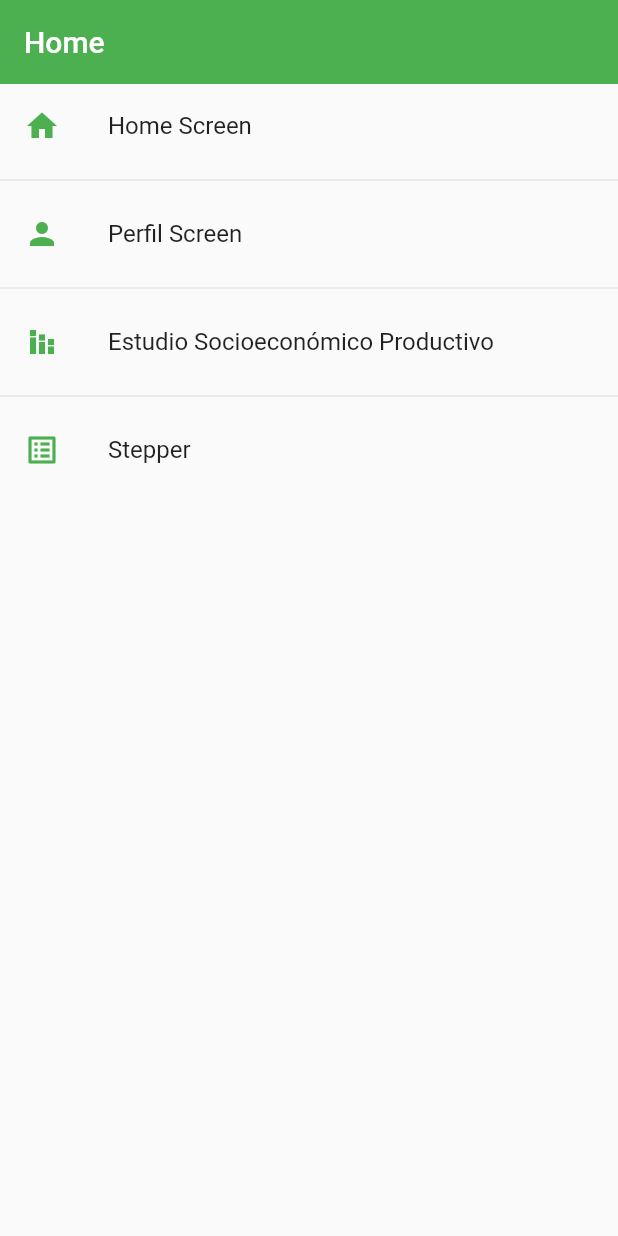
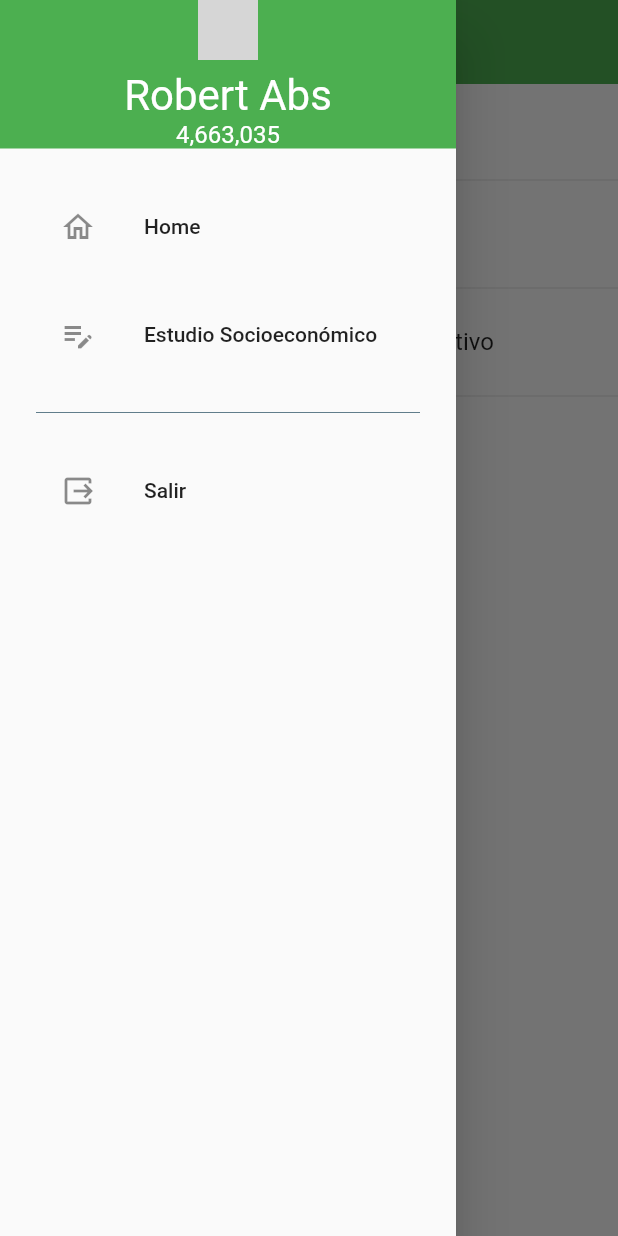
Before and after one commit to AstroLyricX/encuesta-01, a Flutter app: the screen it shows after launch, with the side drawer open (before the commit the screen has no drawer), on a phone screen of 412 x 824 dp. Run offline on Flutter 3.47's test engine with Material 2 defaults, Android fonts, the phone set to English and light mode, and no system bars; our stand-ins replace bloc, equatable, flutter_bloc, geolocator, google_maps_flutter, image_picker and 1 more; missing offline and left inert: clipboard; network calls fail; grey boxes are pictures that could not be loaded.

Commit message:
HomeScreen: Add Menu-Navigation - NavigationDrawer

```diff
--- a/lib/screens/home_screen.dart
+++ b/lib/screens/home_screen.dart
@@ -2,6 +2,8 @@ import 'package:flutter/material.dart';
 
 import 'package:encuesta_app/router/app_routes.dart';
 import 'package:encuesta_app/theme/app_theme.dart';
+import 'package:encuesta_app/screens/screens.dart';
+
 
 class HomeScreen extends StatelessWidget {
   const HomeScreen({Key? key}) : super(key: key);
@@ -9,11 +11,13 @@ class HomeScreen extends StatelessWidget {
   @override
   Widget build(BuildContext context) {
     final menuOptions = AppRoutes.menuOptions;
-
     return Scaffold(
       appBar: AppBar(
         title: const Text('Home'),
       ),
+      //? Start Menu-Navigation
+      drawer:  const NavigationDrawer(),
+      //? End Menu-Navigation
       body: ListView.separated(
         itemBuilder: (context, index) => ListTile(
           leading: Icon(menuOptions[index].icon, color: AppTheme.secondary),
@@ -28,3 +32,78 @@ class HomeScreen extends StatelessWidget {
     );
   }
 }
+
+//? Start Widget - NavigationDrawer
+
+class NavigationDrawer extends StatelessWidget {
+  const NavigationDrawer({Key? key}) : super(key: key);
+
+  @override
+  Widget build(BuildContext context) =>  Drawer(
+    child: SingleChildScrollView(
+      child: Column(
+        crossAxisAlignment: CrossAxisAlignment.stretch,
+        children: [
+          buildHeader(context),
+          buildMenuItems(context),
+        ],
+      ),
+    ),
+  );
+}
+
+
+Widget buildHeader(BuildContext context) => Container(
+  color: Colors.green.shade500,
+  padding: EdgeInsets.only(
+    top: MediaQuery.of(context).padding.top,
+  ),
+  child: Column(
+    children: const [
+      CircleAvatar(
+        backgroundImage: NetworkImage('https://w7.pngwing.com/pngs/81/570/png-transparent-profile-logo-computer-icons-user-user-blue-heroes-logo-thumbnail.png'),
+      ),
+      SizedBox(height: 7),
+      Text('Robert Abs',
+      style: TextStyle(fontSize: 28, color: Colors.white),
+      ),
+      Text('4,663,035',
+      style: TextStyle(fontSize: 16, color: Colors.white),
+      ),
+    ],
+  ),
+);
+
+Widget buildMenuItems(BuildContext context) => Container(
+  padding: const EdgeInsets.all(24),
+  child:   Wrap(
+    runSpacing: 16,
+    children: [
+      ListTile(
+        leading: const Icon(Icons.home_outlined),
+        title: const Text('Home'),
+        onTap: () {
+          Navigator.of(context).pushReplacement(MaterialPageRoute(builder: (context) => const HomeScreen()));
+        },
+      ),
+      ListTile(
+        leading: const Icon(Icons.edit_note_outlined),
+        title: const Text('Estudio Socioeconómico'),
+        onTap: () {
+          Navigator.of(context).push(MaterialPageRoute(builder: (context) => const StepperScreen()));
+        },
+      ),
+      const Divider(color: Colors.blueGrey),
+      ListTile(
+        leading: const Icon(Icons.output_outlined),
+        title: const Text('Salir'),
+        onTap: () {
+          Navigator.pop(context);
+        },
+      )
+
+    ],
+  ),
+);
+
+//? End Widget - NavigationDrawer
--- a/lib/screens/screens.dart
+++ b/lib/screens/screens.dart
@@ -1,3 +1,5 @@
+
+
 
 
 
```
Also changed, not shown: lib/screens/view/stepper_screen.dart (+73 -11 lines).
